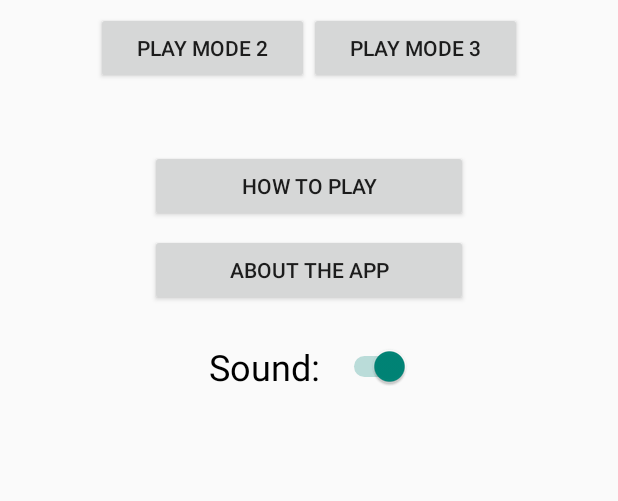
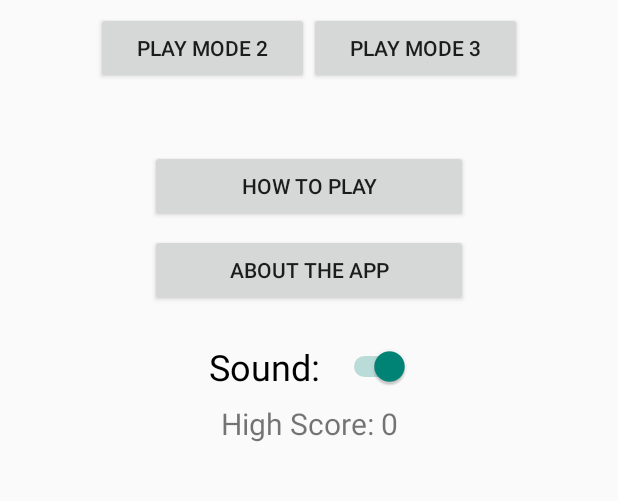
Before and after one commit to HarrisonWelch/Simon, an Android app: the screen it shows after launch (MainActivity), on a phone screen of 412 x 824 dp, the part 289-790 px from its top. Run offline under Robolectric (Android 15) with nearby library versions, the phone set to English and light mode, and no system bars.

Commit message:
saving scores works

```diff
--- a/app/src/main/java/com/harrisonwelch/simon/GameActivity.java
+++ b/app/src/main/java/com/harrisonwelch/simon/GameActivity.java
@@ -49,7 +49,8 @@ public class GameActivity extends Activity {
         sequence = new LinkedList<>();
         playerSequence = new LinkedList<>();
         rand = new Random();
-        maxScore = 0;
+        maxScore = MainActivity.maxScore;
+
 
         setupSoundPool();
 
@@ -202,8 +203,9 @@ public class GameActivity extends Activity {
     private void endGame() {
         MakeToast.toast(getApplicationContext(), "Game Over... score: " + (sequence.size() - 1));
 
-        if (sequence.size() > 0){
+        if (sequence.size() - 1 > maxScore){
             maxScore = sequence.size() - 1; //exclude last elem in sequence since they failed that one
+            MainActivity.saveScore(getApplicationContext(), maxScore);
         }
         sequence.clear();
         toggleMenuButtons();
@@ -228,6 +230,7 @@ public class GameActivity extends Activity {
     }
 
 
+    //Only works in debug mode:
     //Only works in debug mode:
     // update the sequence textview and playerSequence textview
     private void updateDebugTextViews(){
--- a/app/src/main/java/com/harrisonwelch/simon/MainActivity.java
+++ b/app/src/main/java/com/harrisonwelch/simon/MainActivity.java
@@ -1,20 +1,37 @@
 package com.harrisonwelch.simon;
 
 import android.app.Activity;
+import android.content.Context;
 import android.content.Intent;
 import android.os.Bundle;
+import android.util.Log;
 import android.view.View;
 import android.widget.CompoundButton;
+import android.widget.TextView;
 import android.widget.Toast;
 
+import java.io.BufferedReader;
+import java.io.BufferedWriter;
+import java.io.File;
+import java.io.FileOutputStream;
+import java.io.FileReader;
+import java.io.IOException;
+import java.io.InputStreamReader;
+import java.io.OutputStreamWriter;
+import java.io.Writer;
+
 public class MainActivity extends Activity {
+    static public final String SCORE_FILENAME = "simon_score.txt";
     static public boolean soundOn = true;
+    static public int maxScore;
 
 
     @Override
     protected void onCreate(Bundle savedInstanceState) {
         super.onCreate(savedInstanceState);
         setContentView(R.layout.activity_main);
+        loadScore();
+        ((TextView) findViewById(R.id.textview_maxScore)).setText("High Score: " + maxScore);
 
         findViewById(R.id.button_play).setOnClickListener(new View.OnClickListener() {
             @Override
@@ -59,4 +76,34 @@ public class MainActivity extends Activity {
             }
         });
     }
+
+    @Override
+    protected void onResume() {
+        super.onResume();
+        loadScore();
+        ((TextView) findViewById(R.id.textview_maxScore)).setText("High Score: " + maxScore);
+    }
+
+    public void loadScore(){
+        try{
+            BufferedReader br = new BufferedReader((new InputStreamReader(getApplicationContext().openFileInput(SCORE_FILENAME))));
+            maxScore = br.read();
+        }
+        catch (IOException e){
+            Log.e("FILES", "Error reading file: " + e);
+            maxScore = 0;
+        }
+    }
+
+    public static void saveScore(Context context, int score){
+        try {
+            FileOutputStream fos = context.openFileOutput(SCORE_FILENAME, Context.MODE_PRIVATE);
+            fos.write(score);
+            fos.close();
+        }
+        catch (IOException e) {
+            Log.e("FILES", "Error writing file: " + e);
+        }
+
+    }
 }
--- a/app/src/main/res/layout/activity_main.xml
+++ b/app/src/main/res/layout/activity_main.xml
@@ -94,4 +94,17 @@
         app:layout_constraintStart_toStartOf="parent"
         app:layout_constraintTop_toBottomOf="@+id/button_about"
         app:layout_constraintVertical_bias="0.0" />
+
+    <TextView
+        android:id="@+id/textview_maxScore"
+        android:layout_width="wrap_content"
+        android:layout_height="wrap_content"
+        android:layout_marginEnd="8dp"
+        android:layout_marginStart="8dp"
+        android:layout_marginTop="8dp"
+        android:text="High Score: "
+        android:textSize="20sp"
+        app:layout_constraintEnd_toEndOf="parent"
+        app:layout_constraintStart_toStartOf="parent"
+        app:layout_constraintTop_toBottomOf="@+id/switch_sound" />
 </android.support.constraint.ConstraintLayout>
```
